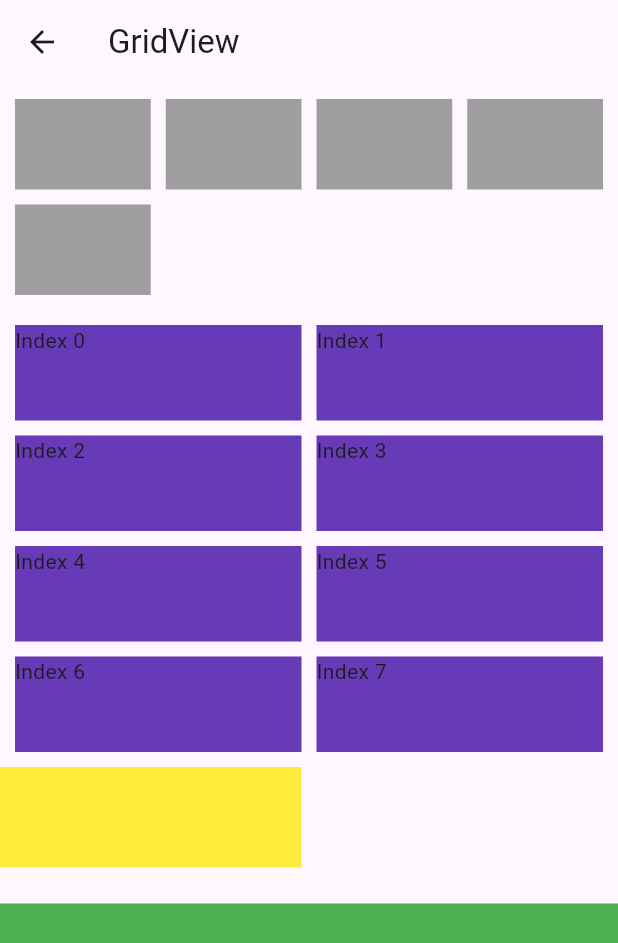
After one commit to 1morecode/project_first_flutter, a Flutter app: the screen it shows after launch, after a tap on "GridView", on a phone screen of 412 x 824 dp. The commit adds this screen. Shown: the top 943 px of the screen. Run offline on Flutter 3.47's test engine with Material 3 defaults, Android fonts, the light colour scheme and no system bars; our stand-ins replace carousel_slider.

Commit message:
ListView and Gridview

```diff
--- a/lib/home_page.dart
+++ b/lib/home_page.dart
@@ -3,7 +3,10 @@
 import 'package:flutter/material.dart';
 import 'package:project_first/widgets/my_column.dart';
 import 'package:project_first/widgets/my_container.dart';
+import 'package:project_first/widgets/my_gridview.dart';
+import 'package:project_first/widgets/my_listview.dart';
 import 'package:project_first/widgets/my_row.dart';
+import 'package:project_first/widgets/my_single_scrollview.dart';
 import 'package:project_first/widgets/my_stack.dart';
 
 class HomePage extends StatelessWidget {
@@ -12,39 +15,105 @@ class HomePage extends StatelessWidget {
   @override
   Widget build(BuildContext context) {
     return Scaffold(
-      appBar: AppBar(title: const Text("Home Page"),),
+      appBar: AppBar(
+        title: const Text("Home Page"),
+      ),
       body: ListView(
         children: [
           ListTile(
             tileColor: Colors.green,
-            onTap: (){
-              Navigator.push(context, MaterialPageRoute(builder: (context) => const MyContainer(),));
+            onTap: () {
+              Navigator.push(
+                  context,
+                  MaterialPageRoute(
+                    builder: (context) => const MyContainer(),
+                  ));
             },
             title: const Text("Container"),
           ),
-          const SizedBox(height: 5,),
+          const SizedBox(
+            height: 5,
+          ),
           ListTile(
             tileColor: Colors.green,
-            onTap: (){
-              Navigator.push(context, MaterialPageRoute(builder: (context) => const MyRow(),));
+            onTap: () {
+              Navigator.push(
+                  context,
+                  MaterialPageRoute(
+                    builder: (context) => const MyRow(),
+                  ));
             },
             title: const Text("Row"),
           ),
-          const SizedBox(height: 5,),
+          const SizedBox(
+            height: 5,
+          ),
           ListTile(
             tileColor: Colors.green,
-            onTap: (){
-              Navigator.push(context, MaterialPageRoute(builder: (context) => const MyColumn(),));
+            onTap: () {
+              Navigator.push(
+                  context,
+                  MaterialPageRoute(
+                    builder: (context) => const MyColumn(),
+                  ));
             },
             title: const Text("Column"),
           ),
-          const SizedBox(height: 5,),
+          const SizedBox(
+            height: 5,
+          ),
           ListTile(
             tileColor: Colors.green,
-            onTap: (){
-              Navigator.push(context, MaterialPageRoute(builder: (context) => const MyStack(),));
+            onTap: () {
+              Navigator.push(
+                  context,
+                  MaterialPageRoute(
+                    builder: (context) => const MyStack(),
+                  ));
             },
             title: const Text("Stack"),
+          ),
+          const SizedBox(
+            height: 5,
+          ),
+          ListTile(
+            tileColor: Colors.green,
+            onTap: () {
+              Navigator.push(
+                  context,
+                  MaterialPageRoute(
+                    builder: (context) => const MyListView(),
+                  ));
+            },
+            title: const Text("ListView"),
+          ),
+          const SizedBox(
+            height: 5,
+          ),
+          ListTile(
+            tileColor: Colors.green,
+            onTap: () {
+              Navigator.push(
+                  context,
+                  MaterialPageRoute(
+                    builder: (context) => const MySingleChildScrollView(),
+                  ));
+            },
+            title: const Text("Single Child ScrollView"),
+          ),
+          const SizedBox(
+            height: 5,
+          ),
+          ListTile(
+            tileColor: Colors.green,
+            onTap: () {
+              Navigator.push(
+                  context,
+                  MaterialPageRoute(
+                    builder: (context) => const MyGridView(),
+                  ));
+            },
+            title: const Text("GridView"),
           )
         ],
       ),
--- /dev/null
+++ b/lib/widgets/my_gridview.dart
@@ -0,0 +1,87 @@
+//*************   © Copyrighted by 1 More Code. *********************
+
+import 'package:flutter/material.dart';
+
+class MyGridView extends StatelessWidget {
+  const MyGridView({super.key});
+
+  @override
+  Widget build(BuildContext context) {
+    return Scaffold(
+      appBar: AppBar(
+        title: const Text("GridView"),
+      ),
+      body: ListView(
+        children: [
+          GridView.count(
+            crossAxisCount: 4,
+            scrollDirection: Axis.vertical,
+            crossAxisSpacing: 10,
+            mainAxisSpacing: 10,
+            reverse: false,
+            shrinkWrap: true,
+            physics: const NeverScrollableScrollPhysics(),
+            childAspectRatio: 3 / 2,
+            padding: const EdgeInsets.all(10),
+            children: [
+              Container(
+                color: Colors.grey,
+              ),
+              Container(
+                color: Colors.grey,
+              ),
+              Container(
+                color: Colors.grey,
+              ),
+              Container(
+                color: Colors.grey,
+              ),
+              Container(
+                color: Colors.grey,
+              ),
+            ],
+          ),
+          GridView.builder(
+              gridDelegate: const SliverGridDelegateWithFixedCrossAxisCount(
+                  crossAxisCount: 2,
+                  crossAxisSpacing: 10,
+                  mainAxisSpacing: 10,
+                  childAspectRatio: 3),
+              physics: const NeverScrollableScrollPhysics(),
+              padding: const EdgeInsets.all(10),
+              itemCount: 8,
+              shrinkWrap: true,
+              itemBuilder: (context, index) => Container(
+                    color: Colors.deepPurple,
+                    child: Text("Index $index"),
+                  )),
+          GridView.custom(
+            gridDelegate: const SliverGridDelegateWithFixedCrossAxisCount(
+                crossAxisCount: 2,
+                crossAxisSpacing: 10,
+                mainAxisSpacing: 10,
+                childAspectRatio: 3),
+            childrenDelegate: SliverChildListDelegate.fixed(
+              [
+                Container(
+                  color: Colors.yellow,
+                )
+              ],
+            ),
+            shrinkWrap: true,
+            physics: const NeverScrollableScrollPhysics(),
+          ),
+          const SizedBox(
+            height: 24,
+          ),
+          AspectRatio(
+            aspectRatio: 1,
+            child: Container(
+              color: Colors.green,
+            ),
+          )
+        ],
+      ),
+    );
+  }
+}
```
Also changed, not shown: lib/widgets/my_listview.dart (added, +41 -0 lines), lib/widgets/my_single_scrollview.dart (added, +32 -0 lines).
